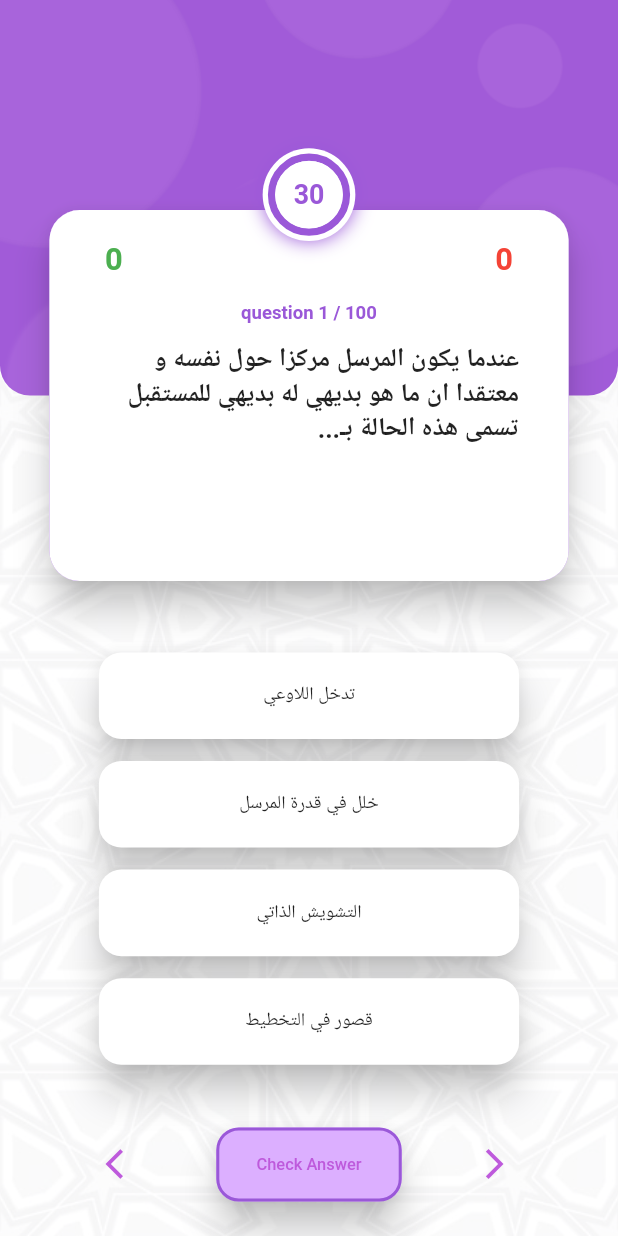
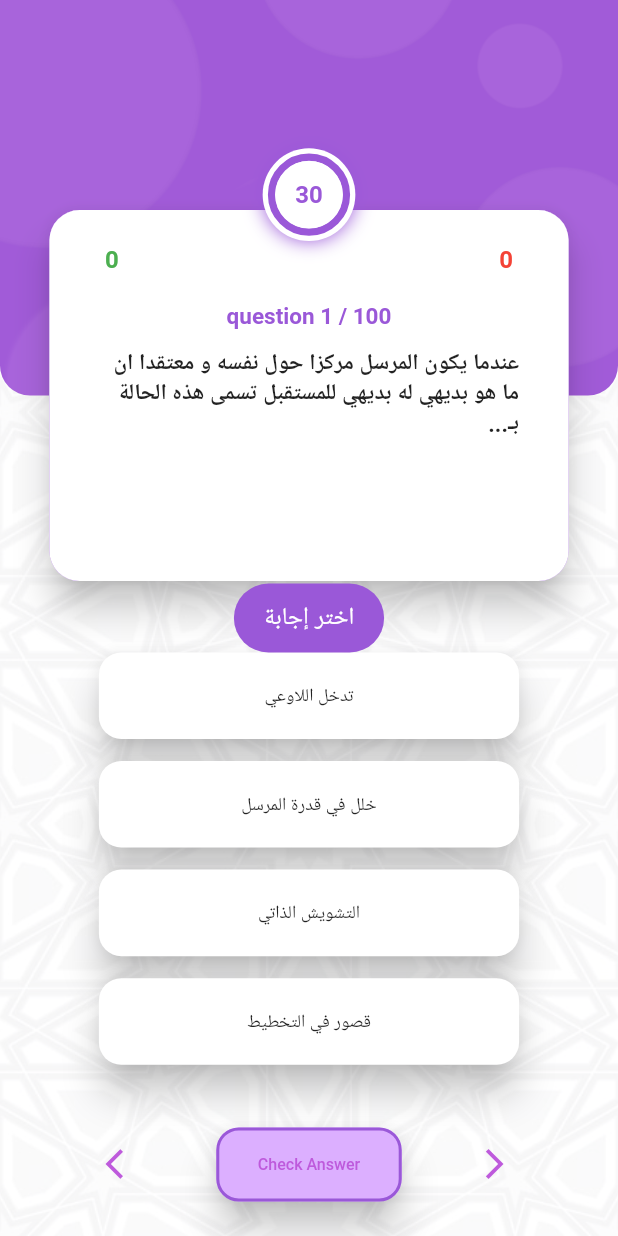
Before and after one commit to omarkaialy/JU_APP, a Flutter app: the screen it shows after launch, after a tap on "Check Answer", on a phone screen of 412 x 824 dp. Run offline on Flutter 3.47's test engine with Material 2 defaults, Android fonts, the phone set to English and light mode, and no system bars; drawn by our look-alikes of circular_countdown_timer; our stand-ins replace audioplayers, flutter_screenutil, fluttertoast.

Commit message:
omar update

```diff
--- a/lib/Home.dart
+++ b/lib/Home.dart
@@ -1,9 +1,11 @@
+import 'package:audioplayers/audio_cache.dart';
+
 import 'QuizBrain.dart';
 import 'results.dart';
 import 'package:flutter/material.dart';
 import 'package:flutter/cupertino.dart';
-import 'package:sizer/sizer.dart';
-// import 'package:fluttertoast/fluttertoast.dart';
+import 'package:flutter_screenutil/flutter_screenutil.dart';
+import 'package:fluttertoast/fluttertoast.dart';
 // import 'package:assets_audio_player/assets_audio_player.dart';
 import 'package:circular_countdown_timer/circular_countdown_timer.dart';
 
@@ -16,16 +18,18 @@ class Home extends StatefulWidget {
 
 class _HomeState extends State<Home> {
   int questionCounter = 1;
+  int streak = 0;
   int marks = 0;
   int wrongAnswers = 0;
   String answer = '';
   late String correctAns;
   Color ourColor = Color.fromARGB(255, 154, 88, 216);
   CountDownController _controller = CountDownController();
+
   String boolean = '';
   int buttonDisabled = 1;
   bool buttonClicked = false;
-  // final assetsAudioPlayer = AssetsAudioPlayer();
+  final assetsAudioPlayer = AudioCache();
 
   //to set a color for each button
   var btnColor = {
@@ -64,7 +68,7 @@ class _HomeState extends State<Home> {
         mainAxisSize: MainAxisSize.max,
         children: [
           SizedBox(
-            height: 12.h,
+            height: 0.12.sh,
           ),
           Stack(
             alignment: Alignment.topCenter,
@@ -74,8 +78,8 @@ class _HomeState extends State<Home> {
                 QuizBrain.qui.length,
               ),
               Container(
-                width: 15.w,
-                height: 15.w,
+                width: 0.15.sw,
+                height: 0.15.sw,
                 decoration: BoxDecoration(
                   boxShadow: [
                     new BoxShadow(
@@ -90,8 +94,8 @@ class _HomeState extends State<Home> {
                 child: Padding(
                   padding: const EdgeInsets.all(6.0),
                   child: CircularCountDownTimer(
-                    width: 50.w,
-                    height: 12.h,
+                    width: 0.50.sw,
+                    height: 0.12.sh,
                     isReverse: true,
                     isReverseAnimation: true,
                     controller: _controller,
@@ -100,13 +104,13 @@ class _HomeState extends State<Home> {
                       nextQuiz();
                       resetButtonsColors();
                       buttonDisabled++;
-                      //TODO: add Wrong audio
+                      playSound(0);
                       wrongAnswers++;
                       _controller.restart();
                     },
                     textStyle: TextStyle(
                       fontWeight: FontWeight.bold,
-                      fontSize: 13.sp,
+                      fontSize: 16,
                       color: ourColor,
                     ),
                     backgroundColor: Colors.white,
@@ -120,7 +124,7 @@ class _HomeState extends State<Home> {
             ],
           ),
           SizedBox(
-            height: 4.h,
+            height: 0.04.sh,
           ),
           Expanded(
             child: Column(
@@ -130,16 +134,14 @@ class _HomeState extends State<Home> {
                 choiceButton('b'),
                 choiceButton('c'),
                 choiceButton('d'),
-                SizedBox(height: 1.5.h),
+                SizedBox(height: 0.015.sh),
                 Row(
                   children: [
-                    SizedBox(width: 5.w),
+                    SizedBox(width: 0.05.sw),
                     Expanded(
                       child: TextButton(
-                        onPressed: (buttonDisabled == 1 || buttonClicked)
-                            ? () {
-                                // showMessage('لا يوجد سؤال سابق');
-                              }
+                        onPressed: (buttonDisabled == 1)
+                            ? null
                             : () {
                                 setState(() {
                                   if (questionCounter > 1) {
@@ -147,6 +149,8 @@ class _HomeState extends State<Home> {
                                     resetButtonsColors();
                                     showBtnColors();
                                     _controller.pause();
+                                  } else {
+                                    showMessage('لا يوجد سؤال سابق');
                                   }
                                 });
                               },
@@ -156,7 +160,7 @@ class _HomeState extends State<Home> {
                         ),
                       ),
                     ),
-                    //SizedBox(width: 2.w),
+                    //SizedBox(width: 2.sw),
                     Expanded(
                       child: MaterialButton(
                         // style: ButtonStyle(
@@ -176,8 +180,8 @@ class _HomeState extends State<Home> {
                         //     ),
                         //   ),
                         // ),
-                        minWidth: 10.w,
-                        height: 6.h,
+                        minWidth: 0.10.sw,
+                        height: 0.06.sh,
                         color: Color.fromRGBO(220, 175, 255, 80),
                         elevation: 10,
                         disabledElevation: 3,
@@ -193,7 +197,7 @@ class _HomeState extends State<Home> {
                           'Check Answer',
                           style: TextStyle(
                             color: Color.fromRGBO(190, 90, 220, 50),
-                            fontSize: 8.sp,
+                            fontSize: 0.026.sw,
                           ),
                         ),
                         onPressed: () {
@@ -203,19 +207,20 @@ class _HomeState extends State<Home> {
                               checkAnswer(answer);
                               showBtnColors();
                               buttonClicked = false;
-                            }
-                            /*else
-                        showMessage('اختر إجابة');*/
+                            } else if (buttonDisabled > questionCounter) {
+                              showMessage('لقد اجبت عن هذا السؤال مسبقا');
+                            } else
+                              showMessage('اختر إجابة');
                           });
                         },
                       ),
                     ),
-                    //SizedBox(width: 2.w),
+                    //SizedBox(width: 2.sw),
                     Expanded(
                       child: TextButton(
                         onPressed: (questionCounter >= buttonDisabled)
                             ? () {
-                                // showMessage('اختر إجابة');
+                                showMessage('اختر إجابة');
                               }
                             : () {
                                 setState(() {
@@ -231,14 +236,14 @@ class _HomeState extends State<Home> {
                         ),
                       ),
                     ),
-                    SizedBox(width: 5.w),
+                    SizedBox(width: 0.05.sw),
                   ],
                 ),
               ],
             ),
           ),
           SizedBox(
-            height: 1.h,
+            height: 0.01.sh,
           ),
         ],
       ),
@@ -265,8 +270,8 @@ class _HomeState extends State<Home> {
       child: Column(
         children: [
           Container(
-            height: 32.h,
-            //margin: EdgeInsets.only(bottom: 68.h),
+            height: 0.32.sh,
+            //margin: EdgeInsets.only(bottom: 68.sh),
             decoration: BoxDecoration(
               borderRadius: BorderRadius.only(
                 bottomLeft: Radius.circular(20),
@@ -281,7 +286,7 @@ class _HomeState extends State<Home> {
             ),
           ),
           SizedBox(
-            height: 68.h,
+            height: 0.68.sh,
           ),
         ],
       ),
@@ -293,21 +298,21 @@ class _HomeState extends State<Home> {
   Card quizBox(String question, int totalQuestions) {
     return Card(
       margin: EdgeInsets.only(
-        left: 8.w,
-        right: 8.w,
-        top: 5.h,
+        left: 0.08.sw,
+        right: 0.08.sw,
+        top: 0.05.sh,
       ),
       elevation: 10,
       shape: RoundedRectangleBorder(
         borderRadius: BorderRadius.circular(20),
       ),
       child: Container(
-        height: 30.h,
+        height: 0.3.sh,
         padding: EdgeInsets.only(
-          left: 5.w,
-          right: 5.w,
-          top: 2.h,
-          bottom: 2.h,
+          left: 0.05.sw,
+          right: 0.05.sw,
+          top: 0.02.sh,
+          bottom: 0.02.sh,
         ),
         decoration: BoxDecoration(
           boxShadow: [
@@ -321,7 +326,7 @@ class _HomeState extends State<Home> {
         child: Column(
           children: [
             Container(
-              height: 4.h,
+              height: 0.04.sh,
               decoration: BoxDecoration(
                 borderRadius: BorderRadius.all(
                   Radius.circular(20),
@@ -329,8 +334,8 @@ class _HomeState extends State<Home> {
               ),
               child: Padding(
                 padding: EdgeInsets.symmetric(
-                  horizontal: 4.w,
-                  vertical: 0.h,
+                  horizontal: 0.04.sw,
+                  vertical: 0.sh,
                 ),
                 child: Row(
                   children: [
@@ -340,7 +345,7 @@ class _HomeState extends State<Home> {
                         textDirection: TextDirection.ltr,
                         style: TextStyle(
                           color: Colors.green,
-                          fontSize: 15.sp,
+                          fontSize: 16,
                           fontWeight: FontWeight.bold,
                         ),
                       ),
@@ -350,7 +355,7 @@ class _HomeState extends State<Home> {
                         wrongAnswers.toString(),
                         textDirection: TextDirection.rtl,
                         style: TextStyle(
-                          fontSize: 15.sp,
+                          fontSize: 16,
                           color: Colors.red,
                           fontWeight: FontWeight.bold,
                         ),
@@ -361,7 +366,7 @@ class _HomeState extends State<Home> {
               ),
             ),
             SizedBox(
-              height: 1.5.h,
+              height: 0.015.sh,
             ),
             Center(
               child: Text(
@@ -369,24 +374,24 @@ class _HomeState extends State<Home> {
                 style: TextStyle(
                   color: ourColor,
                   fontWeight: FontWeight.bold,
-                  fontSize: 9.sp,
+                  fontSize: 15,
                 ),
               ),
             ),
             SizedBox(
-              height: 1.5.h,
+              height: 0.015.sh,
             ),
             Padding(
               padding: EdgeInsets.symmetric(
-                horizontal: (3.w),
-                vertical: (0.h),
+                horizontal: (0.03.sw),
+                vertical: (0.sh),
               ),
               child: Text(
                 question,
                 textDirection: TextDirection.rtl,
                 style: TextStyle(
                   fontWeight: FontWeight.bold,
-                  fontSize: 12.5.sp,
+                  fontSize: 15,
                 ),
               ),
             ),
@@ -399,8 +404,8 @@ class _HomeState extends State<Home> {
   // button creator
   MaterialButton choiceButton(String buttonKey) {
     return MaterialButton(
-      minWidth: 68.w,
-      height: 7.h,
+      minWidth: 0.68.sw,
+      height: 0.07.sh,
       color: Colors.white,
       elevation: 10,
       disabledElevation: 3,
@@ -427,7 +432,7 @@ class _HomeState extends State<Home> {
         QuizBrain.omar[questionCounter.toString()]![buttonKey].toString(),
         textDirection: TextDirection.rtl,
         style: TextStyle(
-          fontSize: 9.sp,
+          fontSize: 12,
         ),
       ),
       highlightColor: ourColor,
@@ -438,16 +443,17 @@ class _HomeState extends State<Home> {
   // functions
 
   // TODO: Toast function
-  /*void showMessage(String message) {
+  void showMessage(String message) {
     Fluttertoast.showToast(
         msg: message,
         toastLength: Toast.LENGTH_SHORT,
         gravity: ToastGravity.CENTER,
         timeInSecForIosWeb: 1,
+        webPosition: "center",
         backgroundColor: ourColor,
         textColor: Colors.white,
         fontSize: 16.0);
-  }*/
+  }
 
   //reseting choice buttons colors
   void resetButtonsColors() {
@@ -462,31 +468,37 @@ class _HomeState extends State<Home> {
   // to check if the answer is right or wrong
   void checkAnswer(String newanswer) {
     setState(() {
-      if (newanswer == QuizBrain.ans[questionCounter - 1])
+      if (newanswer == QuizBrain.ans[questionCounter - 1]) {
         marks++;
-      else
+        streak++;
+        playSound(1);
+      } else {
         wrongAnswers++;
+        streak = 0;
+        playSound(0);
+      }
       showBtnColors();
+      _controller.restart();
+
       _controller.pause();
       buttonDisabled++;
-
       answer = '';
-
-      //playSound();
+      if (streak % 10 == 0 && streak > 0) {
+        playSound(2);
+        showMessage('$streak اجابة صحيحة متتالية');
+      }
     });
   }
 
   //TODO: play sounds
-  /*void playSound() {
-    if (answer == correctAns)
-      assetsAudioPlayer.open(
-        Audio("assets/sounds/Correct.mp3"),
-      );
-    else
-      assetsAudioPlayer.open(
-        Audio("assets/sounds/'Wrong.mp3"),
-      );
-  }*/
+  void playSound(int i) {
+    if (i == 1) {
+      assetsAudioPlayer.play('sounds/Correct.mp3');
+    } else if (i == 2) {
+      assetsAudioPlayer.play('sounds/clapping.wav');
+    } else
+      assetsAudioPlayer.play('sounds/Wrong.mp3');
+  }
 
   // show all buttons' colors
   void showBtnColors() {
@@ -516,7 +528,7 @@ class _HomeState extends State<Home> {
       btnColor['c'] = Colors.black45;
       btnColor['d'] = Colors.black45;
       if (questionCounter >= buttonDisabled) {
-        _controller.restart();
+        _controller.resume();
       }
     });
   }
--- /dev/null
+++ b/lib/generated_plugin_registrant.dart
@@ -0,0 +1,17 @@
+//
+// Generated file. Do not edit.
+//
+
+// ignore_for_file: lines_longer_than_80_chars
+
+import 'package:audioplayers/audioplayers_web.dart';
+import 'package:fluttertoast/fluttertoast_web.dart';
+
+import 'package:flutter_web_plugins/flutter_web_plugins.dart';
+
+// ignore: public_member_api_docs
+void registerPlugins(Registrar registrar) {
+  AudioplayersPlugin.registerWith(registrar);
+  FluttertoastWebPlugin.registerWith(registrar);
+  registrar.registerMessageHandler();
+}
--- a/lib/main.dart
+++ b/lib/main.dart
@@ -1,7 +1,8 @@
 import 'package:flutter/material.dart';
 import 'package:flutter/services.dart';
+import 'package:flutter_screenutil/flutter_screenutil.dart';
 import 'splashscreen/splash.dart';
-import 'package:sizer/sizer.dart';
+import '';
 
 void main() {
   runApp(MyApp());
@@ -11,13 +12,11 @@ class MyApp extends StatelessWidget {
   @override
   Widget build(BuildContext context) {
     SystemChrome.setEnabledSystemUIOverlays([SystemUiOverlay.bottom]);
-    return Sizer(
-      builder: (context, orientation, deviceType) {
-        return MaterialApp(
-          debugShowCheckedModeBanner: false,
-          home: Splash(),
-        );
-      },
-    );
+    return ScreenUtilInit(
+        designSize: Size(720, 1520),
+        builder: () => MaterialApp(
+              debugShowCheckedModeBanner: false,
+              home: Splash(),
+            ));
   }
 }
```
Also changed, not shown: pubspec.yaml (+9 -8 lines), pubspec.lock, 9 other files.
